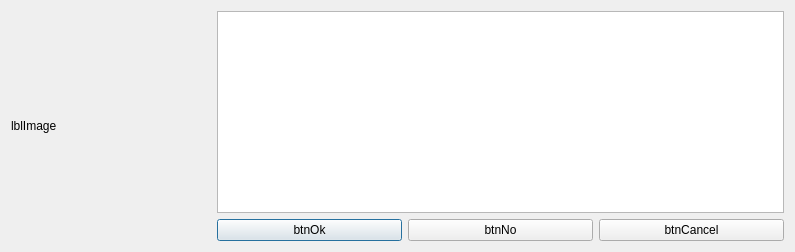
Qt form Src/Visual Studio/Qt6/MessageDlgClass.ui (adeccscholar/adecc_FileDlg) before a commit.
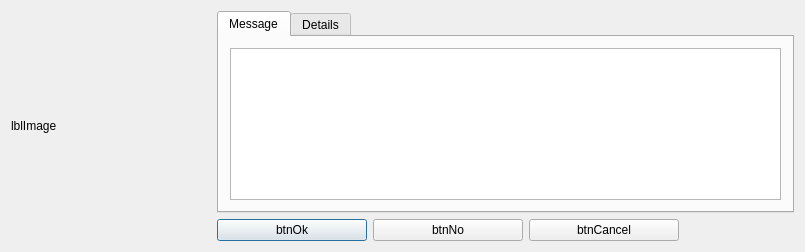
The same form after that commit.

Commit message: Erweiterung für MessageDlg + Details

```diff
--- a/Src/Visual Studio/Qt6/MessageDlgClass.ui
+++ b/Src/Visual Studio/Qt6/MessageDlgClass.ui
@@ -6,15 +6,13 @@
    <rect>
     <x>0</x>
     <y>0</y>
-    <width>795</width>
-    <height>250</height>
+    <width>805</width>
+    <height>251</height>
    </rect>
   </property>
   <property name="windowTitle">
    <string>MessageDlgClass</string>
   </property>
-  <layout class="QVBoxLayout" name="verticalLayout_2">
-   <item>
     <layout class="QHBoxLayout" name="horizontalLayout_2">
      <item>
       <widget class="QLabel" name="lblImage">
@@ -41,7 +39,48 @@
      <item>
       <layout class="QVBoxLayout" name="verticalLayout">
        <item>
-        <widget class="QTextEdit" name="memMessage"/>
+      <widget class="QTabWidget" name="tabWidget">
+       <property name="tabPosition">
+        <enum>QTabWidget::North</enum>
+       </property>
+       <property name="currentIndex">
+        <number>0</number>
+       </property>
+       <widget class="QWidget" name="tabMessage">
+        <attribute name="title">
+         <string>Message</string>
+        </attribute>
+        <layout class="QVBoxLayout" name="verticalLayout_2">
+         <item>
+          <widget class="QTextEdit" name="memMessage">
+           <property name="sizePolicy">
+            <sizepolicy hsizetype="Expanding" vsizetype="Expanding">
+             <horstretch>0</horstretch>
+             <verstretch>0</verstretch>
+            </sizepolicy>
+           </property>
+          </widget>
+         </item>
+        </layout>
+       </widget>
+       <widget class="QWidget" name="tabDetails">
+        <attribute name="title">
+         <string>Details</string>
+        </attribute>
+        <layout class="QHBoxLayout" name="horizontalLayout_3">
+         <item>
+          <widget class="QTextEdit" name="memDetails">
+           <property name="sizePolicy">
+            <sizepolicy hsizetype="Expanding" vsizetype="Expanding">
+             <horstretch>0</horstretch>
+             <verstretch>0</verstretch>
+            </sizepolicy>
+           </property>
+          </widget>
+         </item>
+        </layout>
+       </widget>
+      </widget>
        </item>
        <item>
         <layout class="QHBoxLayout" name="horizontalLayout">
@@ -84,7 +123,18 @@
            </property>
           </widget>
          </item>
-        </layout>
+       <item>
+        <spacer name="horizontalSpacer">
+         <property name="orientation">
+          <enum>Qt::Horizontal</enum>
+         </property>
+         <property name="sizeHint" stdset="0">
+          <size>
+           <width>40</width>
+           <height>20</height>
+          </size>
+         </property>
+        </spacer>
        </item>
       </layout>
      </item>
```
Lines whose indentation alone changed are shown as unchanged. The commit also changes 2 other files.
